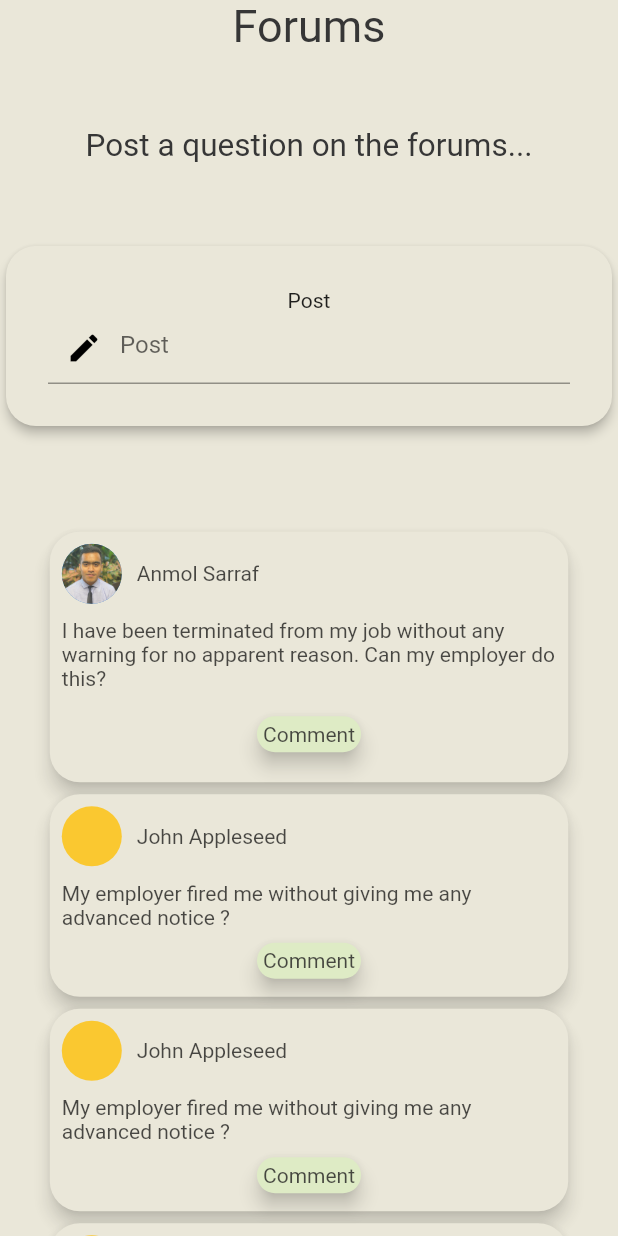
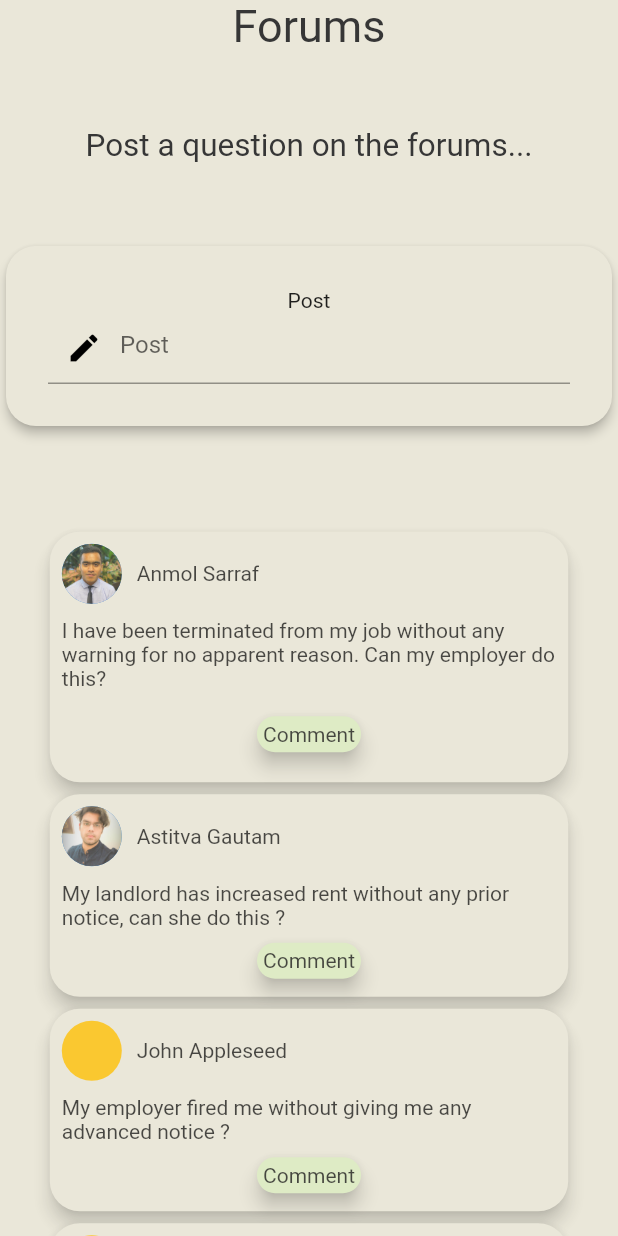
Before and after one commit to Asti7/GLH_2020, a Flutter app: the ForumsPage screen opened by its route, on a phone screen of 412 x 824 dp. Run offline on Flutter 3.47's test engine with Material 2 defaults, Android fonts, the light colour scheme and no system bars; our stand-ins replace font_awesome_flutter; missing offline and left inert: flappy_search_bar.

Commit message:
added some assets

```diff
--- a/app/glh/lib/screens/forums_page.dart
+++ b/app/glh/lib/screens/forums_page.dart
@@ -133,15 +133,16 @@ class ForumsPage extends StatelessWidget {
                               Row(
                                 children: <Widget>[
                                   CircleAvatar(
-                                    backgroundColor: Colors.amber,
+                                    backgroundImage:
+                                        AssetImage('images/astitva.jpeg'),
                                   ),
                                   SizedBox(width: 10),
-                                  Text('John Appleseed')
+                                  Text('Astitva Gautam')
                                 ],
                               ),
                               SizedBox(height: 10),
                               Text(
-                                  'My employer fired me without giving me any advanced notice ?'),
+                                  'My landlord has increased rent without any prior notice, can she do this ?'),
                               SizedBox(height: 5),
                               Card(
                                 color: color9,
```
Also changed, not shown: app/glh/images/astitva.jpeg (added).
